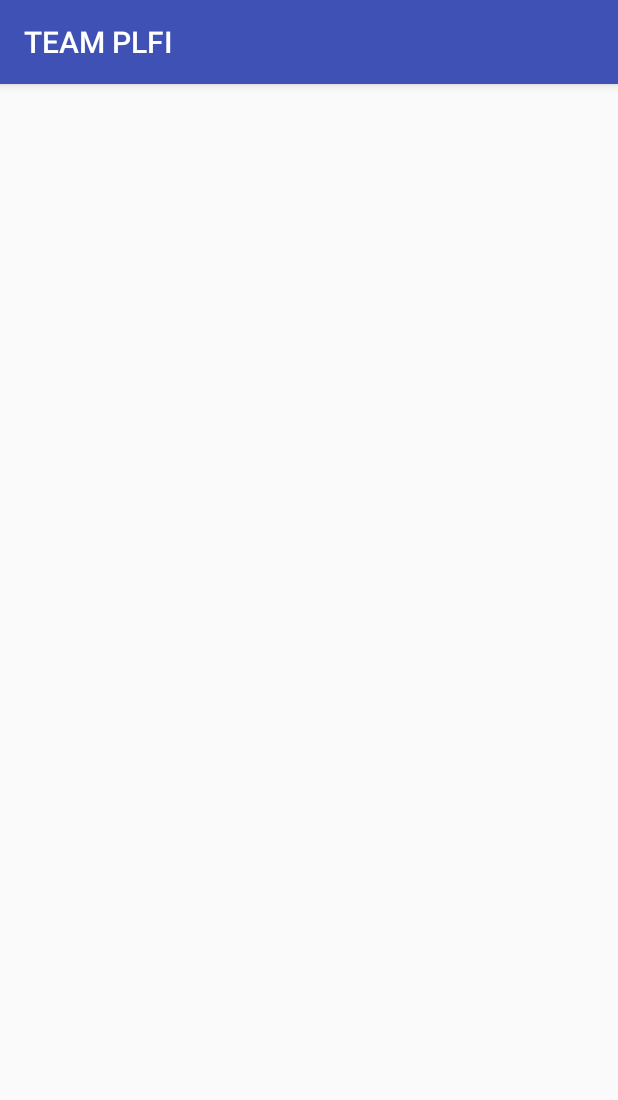
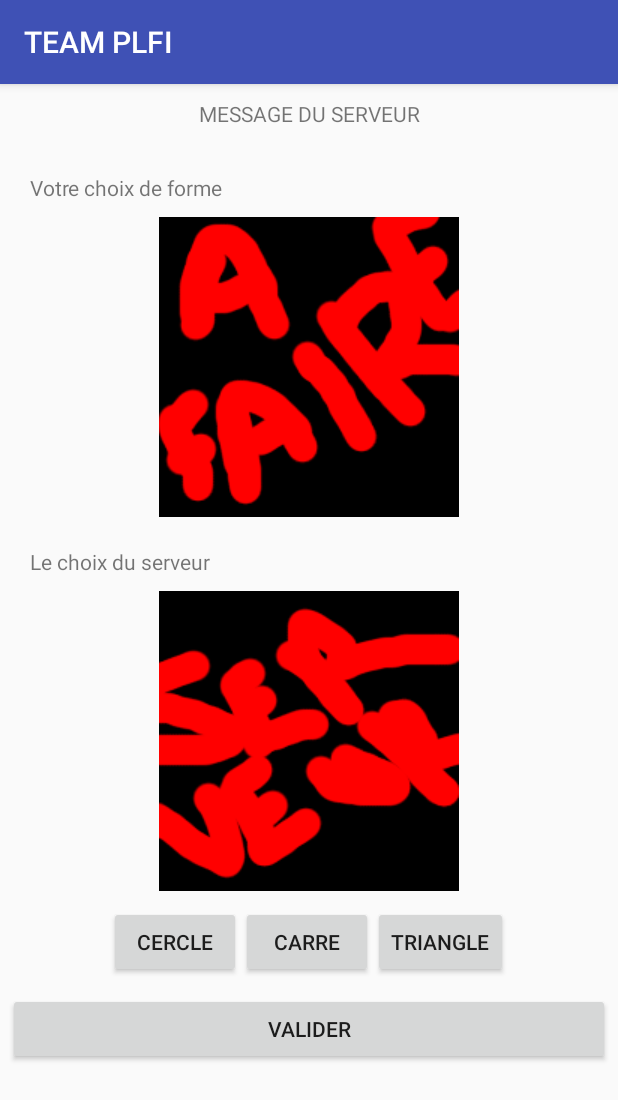
Before and after one commit to tt405907/TEAM-PLFI, an Android app: the gameRTC screen opened directly, with no data from a screen before it, on a phone screen of 412 x 824 dp. Shown: the top 1100 px of the screen. Run offline under Robolectric (Android 15) with nearby library versions, the phone set to English and light mode, and no system bars.

Commit message:
Android template update

```diff
--- a/android/app/src/main/java/plfi/plfi/MainActivity.java
+++ b/android/app/src/main/java/plfi/plfi/MainActivity.java
@@ -28,9 +28,4 @@ public class MainActivity extends AppCompatActivity {
         });
     }
 
-
-
-    //Toolbar toolbar = (Toolbar) findViewById(R.id.toolbar);
-        //setSupportActionBar(toolbar);
-        //getSupportActionBar().setSubtitle("Using ToolBar");
     }
--- a/android/app/src/main/java/plfi/plfi/gameRTC.java
+++ b/android/app/src/main/java/plfi/plfi/gameRTC.java
@@ -3,11 +3,63 @@ package plfi.plfi;
 import android.app.Activity;
 import android.os.Bundle;
 import android.support.v7.app.AppCompatActivity;
+import android.view.View;
+import android.widget.Button;
+import android.widget.ImageView;
 
 public class gameRTC extends AppCompatActivity {
+    //Mes boutons
+    Button buttonCarre;
+    Button buttonTriangle;
+    Button buttonCercle;
+
+    // Mes Images à afficher pour le serveur et le client
+    ImageView imageInitClient; // Image de depart du cleint
+    ImageView imageInitServeur; // Image de depart a voir si on l'a met pas apres le resultat pour temp, a voir avec le groupe
+    ImageView imageViewClient;
+
+
     @Override
     protected void onCreate(Bundle savedInstanceState) {
         super.onCreate(savedInstanceState);
         setContentView(R.layout.trianglecerclecarre);
+
+        //Image Client
+        imageViewClient = (ImageView) findViewById(R.id.imageViewClient);
+
+        //Carre
+        buttonCarre = (Button) findViewById(R.id.buttonCarre);
+        buttonCarre.setOnClickListener(new ButtonCarreClick());
+
+        //Triangle
+        buttonTriangle = (Button) findViewById(R.id.buttonTriangle);
+        buttonTriangle.setOnClickListener(new ButtonTriangleClick());
+
+        //Cercle
+        buttonCercle = (Button) findViewById(R.id.buttonCercle);
+        buttonCercle.setOnClickListener(new ButtonCercleClick());
+    }
+
+    //TODO: REFAIRE IMAGE CARRE
+    class ButtonCarreClick implements View.OnClickListener {
+
+        @Override
+        public void onClick(View v) {
+            imageViewClient.setImageResource(R.drawable.carre);
+        }
+    }
+    //TODO: REFAIRE L'IMAGE TRIANGLE
+    class ButtonTriangleClick implements  View.OnClickListener{
+        @Override
+        public void onClick(View v){
+            imageViewClient.setImageResource(R.drawable.triangle);
+        }
+    }
+    //TODO: REFAIRE L'IMAGE CERCLE
+    class ButtonCercleClick implements  View.OnClickListener{
+        @Override
+        public void onClick(View v){
+            imageInitClient.setImageResource(R.drawable.cercle);
+        }
     }
 }
--- a/android/app/src/main/res/layout/test1.xml
+++ b/android/app/src/main/res/layout/test1.xml
@@ -6,23 +6,14 @@
     android:orientation="vertical"
     tools:context=".MainActivity">
 
-<android.support.v7.widget.Toolbar
-    android:id="@+id/toolbar"
-    android:minHeight="?attr/actionBarSize"
-    android:background="#2196F3"
-    android:layout_width="match_parent"
-    android:layout_height="wrap_content">
-</android.support.v7.widget.Toolbar>
-
-<TextView android:layout_width="wrap_content"
-    android:layout_height="wrap_content"
-    android:text="@string/hello_world">
-</TextView>
 
     <Button
         android:id="@+id/buttonStartRTC"
         android:layout_width="match_parent"
         android:layout_height="wrap_content"
+        android:layout_marginLeft="10dp"
+        android:layout_marginTop="10dp"
+        android:layout_marginRight="10dp"
         android:text="PLAY RTC" />
 
 
--- a/android/app/src/main/res/layout/trianglecerclecarre.xml
+++ b/android/app/src/main/res/layout/trianglecerclecarre.xml
@@ -1,7 +1,88 @@
 <LinearLayout xmlns:android="http://schemas.android.com/apk/res/android"
-xmlns:tools="http://schemas.android.com/tools"
-android:layout_width="match_parent"
-android:layout_height="match_parent"
-xmlns:custom="http://schemas.android.com/apk/res-auto"
-android:orientation="vertical"
-tools:context=".gameRTC"/>
+    xmlns:custom="http://schemas.android.com/apk/res-auto"
+    xmlns:tools="http://schemas.android.com/tools"
+    android:layout_width="match_parent"
+    android:layout_height="match_parent"
+    android:orientation="vertical"
+    tools:context=".gameRTC">
+    //TODO : Change this too something that we can change the text
+
+    <TextView
+        android:id="@+id/textServeur"
+        android:layout_width="match_parent"
+        android:layout_height="wrap_content"
+        android:layout_marginTop="0dp"
+        android:paddingTop="10dp"
+        android:paddingBottom="10dp"
+        android:text="MESSAGE DU SERVEUR"
+        android:textAlignment="center" />
+
+    <TextView
+        android:id="@+id/textView"
+        android:layout_width="match_parent"
+        android:layout_height="wrap_content"
+        android:paddingLeft="20dp"
+        android:paddingTop="20dp"
+        android:text="@string/choix_forme_client" />
+    //TODO: FAIRE UNE IMAGE D'INIT CLIENT  TOUTES LES DOIVENT FAIRE LA MEME TAILLE en pixels
+
+    <ImageView
+        android:id="@+id/imageViewClient"
+        android:layout_width="match_parent"
+        android:layout_height="wrap_content"
+        android:paddingTop="10dp"
+        android:src="@drawable/image_init_client" />
+
+    <TextView
+        android:id="@+id/textView2"
+        android:layout_width="match_parent"
+        android:layout_height="wrap_content"
+        android:paddingLeft="20dp"
+        android:paddingTop="20dp"
+        android:text="@string/choix_forme_serveur" />
+    //TODO: FAIRE UNE IMAGE D'INIT SERVEUR TOUTES LES DOIVENT FAIRE LA MEME TAILLE en pixels
+
+    <ImageView
+        android:id="@+id/imageViewServeur"
+        android:layout_width="match_parent"
+        android:layout_height="wrap_content"
+        android:paddingTop="10dp"
+        custom:srcCompat="@drawable/image_init_serveur" />
+
+    <LinearLayout
+        android:layout_width="match_parent"
+        android:layout_height="wrap_content"
+        android:gravity="center_horizontal|center_vertical"
+        android:orientation="horizontal"
+        android:paddingTop="10dp"
+        android:paddingBottom="10dp">
+
+        <Button
+            android:id="@+id/buttonCercle"
+            android:layout_width="wrap_content"
+            android:layout_height="wrap_content"
+            android:text="Cercle" />
+
+        <Button
+            android:id="@+id/buttonCarre"
+            android:layout_width="wrap_content"
+            android:layout_height="wrap_content"
+            android:text="Carre" />
+
+        <Button
+            android:id="@+id/buttonTriangle"
+            android:layout_width="wrap_content"
+            android:layout_height="wrap_content"
+            android:text="Triangle" />
+    </LinearLayout>
+
+    <Button
+        android:id="@+id/buttonValider"
+        android:layout_width="match_parent"
+        android:layout_height="wrap_content"
+        android:layout_marginLeft="5dp"
+        android:layout_marginRight="5dp"
+        android:text="VALIDER" />
+
+
+</LinearLayout>
--- a/android/app/src/main/res/values/strings.xml
+++ b/android/app/src/main/res/values/strings.xml
@@ -1,5 +1,6 @@
 <resources>
     <string name="app_name">TEAM PLFI</string>
     <string name="hello_world">hello_world></string>
-    <string name="test_2" >-----------------PAGE VIEW 2 ------------------</string>
+    <string name="choix_forme_client" >Votre choix de forme </string>
+    <string name="choix_forme_serveur">Le choix du serveur</string>
 </resources>
```
Also changed, not shown: android/app/src/main/res/drawable/carre.png (added), android/app/src/main/res/drawable/cercle.png (added), android/app/src/main/res/drawable/image_init_client.png (added), android/app/src/main/res/drawable/image_init_serveur.png (added), android/app/src/main/res/drawable/triangle.png (added).
